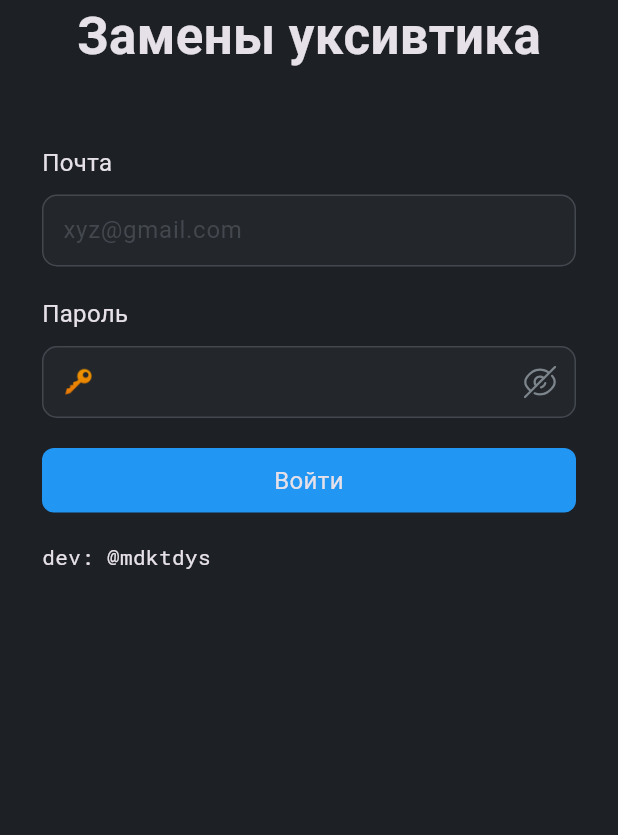
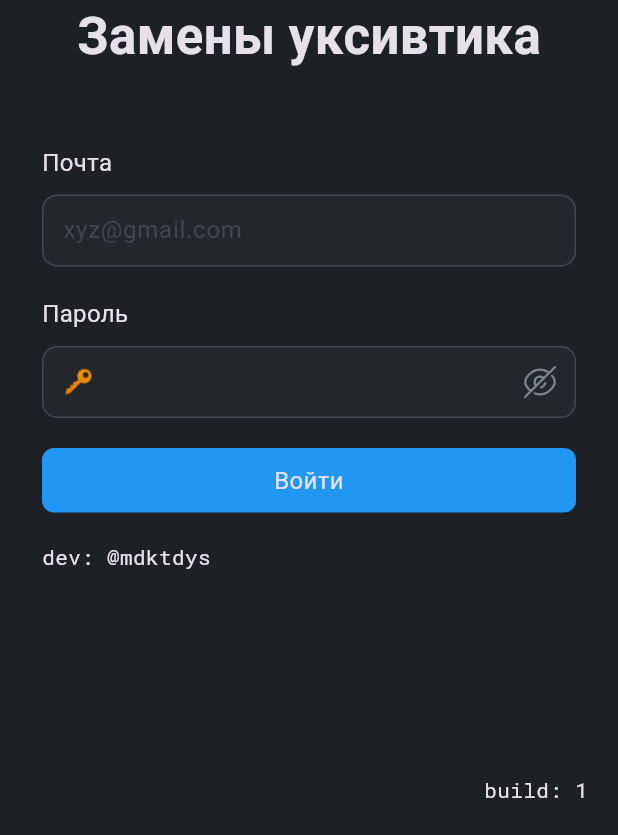
Before and after one commit to mdktdys/Gefest, a Flutter app: the screen it shows after launch, on a phone screen of 412 x 824 dp, the part 401-1236 px from its top. Run offline on Flutter 3.47's test engine with Material 3 defaults, Android fonts, the phone set to English and light mode, and no system bars; our stand-ins replace email_validator, flutter_riverpod, flutter_svg, get_it, go_router, google_fonts and 4 more; accounts and stored records are empty.

Commit message:
Add version

```diff
--- a/lib/main.dart
+++ b/lib/main.dart
@@ -7,10 +7,13 @@ import 'package:get_it/get_it.dart';
 import 'package:supabase_flutter/supabase_flutter.dart';
 import 'package:talker_flutter/talker_flutter.dart';
 import 'package:flutter_web_plugins/url_strategy.dart';
+import 'package:package_info_plus/package_info_plus.dart';
 
 final globalAppKey = GlobalKey<ScaffoldMessengerState>();
 
 void main() async {
+  WidgetsFlutterBinding.ensureInitialized();
+
   usePathUrlStrategy();
 
   final supabase =
@@ -19,6 +22,9 @@ void main() async {
 
   final talker = TalkerFlutter.init();
   GetIt.I.registerSingleton<Talker>(talker);
+
+  PackageInfo packageInfo = await PackageInfo.fromPlatform();
+  GetIt.I.registerSingleton<PackageInfo>(packageInfo);
 
   runApp(ProviderScope(
     child: MaterialApp.router(
--- a/lib/presentation/screens/login/login.dart
+++ b/lib/presentation/screens/login/login.dart
@@ -7,7 +7,9 @@ import 'package:gefest/core/messages/messages_provider.dart';
 import 'package:gefest/presentation/shared/base_elevated_button.dart';
 import 'package:gefest/presentation/shared/outline_area.dart';
 import 'package:gefest/theme.dart';
+import 'package:get_it/get_it.dart';
 import 'package:go_router/go_router.dart';
+import 'package:package_info_plus/package_info_plus.dart';
 import 'package:url_launcher/url_launcher_string.dart';
 
 import '../../shared/shared.dart';
@@ -28,7 +30,16 @@ class _LoginScreenState extends ConsumerState<LoginScreen> {
   Widget build(BuildContext context) {
     return Scaffold(
       backgroundColor: Theme.of(context).colorScheme.surface,
-      body: Center(
+      body: Stack(
+        children: [
+          Container(
+            padding: const EdgeInsets.all(20),
+            child: Align(
+              alignment: Alignment.bottomRight,
+              child: Text("build: ${GetIt.I.get<PackageInfo>().buildNumber}",style: Fa.smallMono,),
+            ),
+          ),
+          Center(
             child: ConstrainedBox(
               constraints: const BoxConstraints(maxWidth: 510),
               child: Column(
@@ -72,6 +83,8 @@ class _LoginScreenState extends ConsumerState<LoginScreen> {
                 ],
               ),
             ),
+          ),
+        ],
       ),
     );
   }
--- a/lib/presentation/shared/base_textfield.dart
+++ b/lib/presentation/shared/base_textfield.dart
@@ -76,6 +76,8 @@ class _BaseTextFieldState extends State<BaseTextField> {
                               hided
                                   ? "assets/icons/eye_closed.svg"
                                   : "assets/icons/eye_open.svg",
+                                  width: 24,
+                                  height: 24,
                               color: const Color(0xFF7d858c),
                             ),
                           )),
--- a/pubspec.yaml
+++ b/pubspec.yaml
@@ -1,7 +1,7 @@
 name: gefest
 description: "A new Flutter project."
 publish_to: 'none'
-version: 0.1.0
+version: 0.1.0+1
 
 environment:
   sdk: '>=3.4.0 <4.0.0'
@@ -19,6 +19,7 @@ dependencies:
   talker_flutter: ^4.4.1
   url_launcher: ^6.3.0
   sidebarx: ^0.17.1
+  package_info_plus: ^8.0.2
 
 dev_dependencies:
   flutter_test:
```
Also changed, not shown: pubspec.lock, 1 other file. Lines whose indentation alone changed are shown as unchanged.
